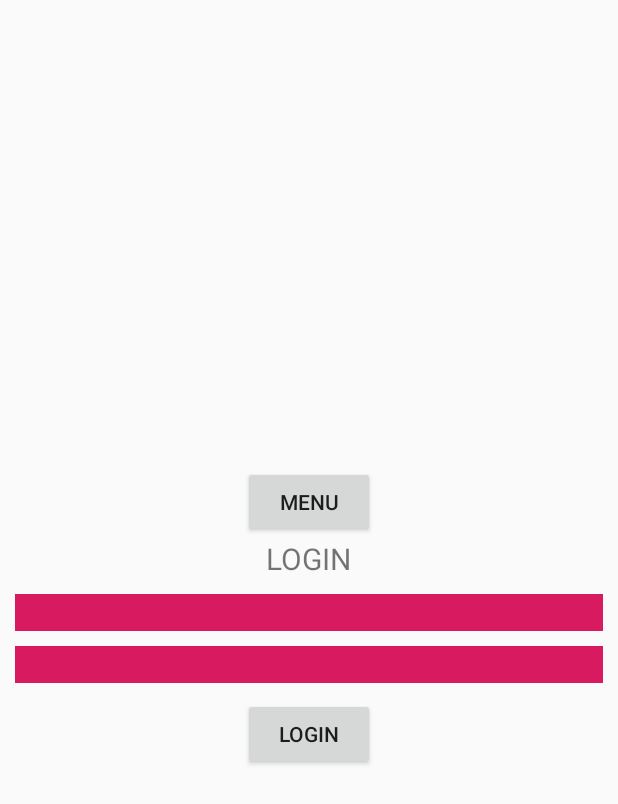
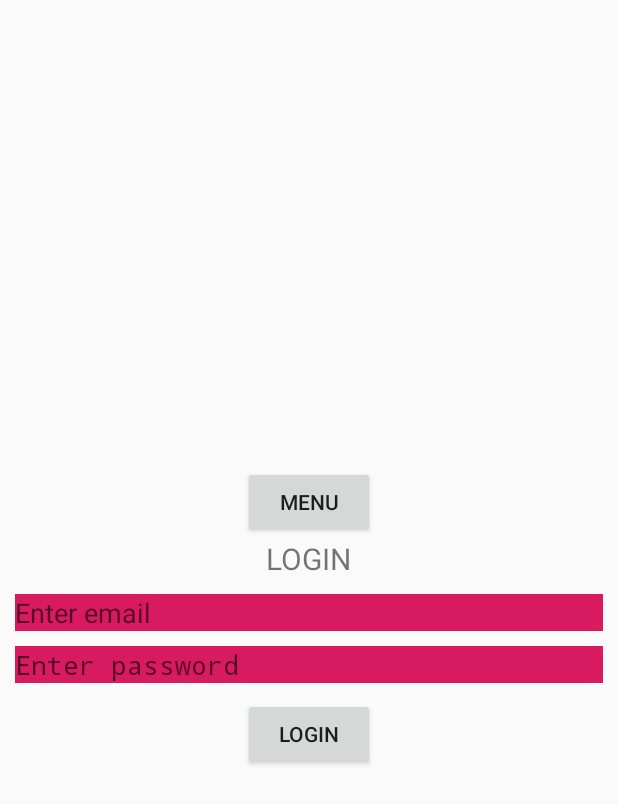
Before and after one commit to carolinafsilva/ubi5stars, an Android app: the Login screen opened directly, with no data from a screen before it, after a tap on "LOGIN", on a phone screen of 412 x 824 dp. Shown: the top 804 px of the screen. Run offline under Robolectric (Android 15) with nearby library versions, the light colour scheme and no system bars; our stand-ins replace Firebase (no records; nobody signed in at launch, a user with empty details on screens opened directly).

Commit message:
Added Email Authentication with Firebase.

```diff
--- a/app/build.gradle
+++ b/app/build.gradle
@@ -23,7 +23,11 @@ dependencies {
     implementation fileTree(dir: 'libs', include: ['*.jar'])
     implementation 'androidx.appcompat:appcompat:1.1.0'
     implementation 'androidx.constraintlayout:constraintlayout:1.1.3'
+    implementation 'com.google.firebase:firebase-analytics:17.2.1'
+    implementation 'com.google.firebase:firebase-auth:19.2.0'
     testImplementation 'junit:junit:4.12'
     androidTestImplementation 'androidx.test.ext:junit:1.1.1'
     androidTestImplementation 'androidx.test.espresso:espresso-core:3.2.0'
 }
+
+apply plugin: 'com.google.gms.google-services'
--- a/app/src/main/java/pmd/di/ubi/ubi5stars/Login.java
+++ b/app/src/main/java/pmd/di/ubi/ubi5stars/Login.java
@@ -4,13 +4,30 @@ import android.app.Activity;
 import android.content.Intent;
 import android.os.Bundle;
 import android.view.View;
+import android.widget.EditText;
+import android.widget.Toast;
+
+import androidx.annotation.NonNull;
+
+import com.google.android.gms.tasks.OnCompleteListener;
+import com.google.android.gms.tasks.Task;
+import com.google.firebase.auth.AuthResult;
+import com.google.firebase.auth.FirebaseAuth;
 
 public class Login extends Activity {
+
+    FirebaseAuth mAuth;
+    EditText emailET, passwordET;
 
     @Override
     protected void onCreate(Bundle savedInstanceState) {
         super.onCreate(savedInstanceState);
         setContentView(R.layout.activity_login);
+
+        mAuth = FirebaseAuth.getInstance();
+
+        emailET = findViewById(R.id.email);
+        passwordET = findViewById(R.id.password);
     }
 
     public void showMenu(View v) {
@@ -18,6 +35,21 @@ public class Login extends Activity {
     }
 
     public void login(View v) {
-        // TODO: implement
+        String email, password;
+        email = emailET.getText().toString();
+        password = passwordET.getText().toString();
+
+        mAuth.signInWithEmailAndPassword(email, password)
+                .addOnCompleteListener(this, new OnCompleteListener<AuthResult>() {
+                    @Override
+                    public void onComplete(@NonNull Task<AuthResult> task) {
+                        if (task.isSuccessful()) {
+                            Toast.makeText(getApplicationContext(), "Login successful!", Toast.LENGTH_LONG).show();
+
+                            Intent intent = new Intent(Login.this, Map.class);
+                            startActivity(intent);
+                        }
+                    }
+                });
     }
 }
--- a/app/src/main/java/pmd/di/ubi/ubi5stars/Map.java
+++ b/app/src/main/java/pmd/di/ubi/ubi5stars/Map.java
@@ -11,10 +11,12 @@ public class Map extends Activity {
     protected void onCreate(Bundle savedInstanceState) {
         super.onCreate(savedInstanceState);
         setContentView(R.layout.activity_map);
+
     }
 
+
     public void showMenu(View v) {
-        startActivity(new Intent(this, Menu.class));
+        startActivity(new Intent(Map.this, Menu.class));
     }
 
     public void search(View v) {
--- a/app/src/main/res/layout/activity_login.xml
+++ b/app/src/main/res/layout/activity_login.xml
@@ -22,18 +22,21 @@
         android:text="LOGIN" />
 
     <EditText
+        android:id="@+id/email"
         android:layout_width="match_parent"
         android:layout_height="wrap_content"
         android:layout_marginBottom="10dp"
-        android:tooltipText="Enter username"
+        android:inputType="textEmailAddress"
+        android:hint="Enter email"
         android:background="@color/colorAccent" />
 
     <EditText
+        android:id="@+id/password"
         android:layout_width="match_parent"
         android:layout_height="wrap_content"
         android:layout_marginBottom="10dp"
         android:inputType="textPassword"
-        android:tooltipText="Enter password"
+        android:hint="Enter password"
         android:background="@color/colorAccent" />
 
     <Button
--- a/build.gradle
+++ b/build.gradle
@@ -7,7 +7,8 @@ buildscript {
 
     }
     dependencies {
-        classpath 'com.android.tools.build:gradle:3.5.2'
+        classpath 'com.android.tools.build:gradle:3.5.3'
+        classpath 'com.google.gms:google-services:4.3.3'
 
         // NOTE: Do not place your application dependencies here; they belong
         // in the individual module build.gradle files
```
Also changed, not shown: app/src/main/java/pmd/di/ubi/ubi5stars/Register.java (+40 -1 lines), app/src/main/res/layout/activity_register.xml (+7 -3 lines).
